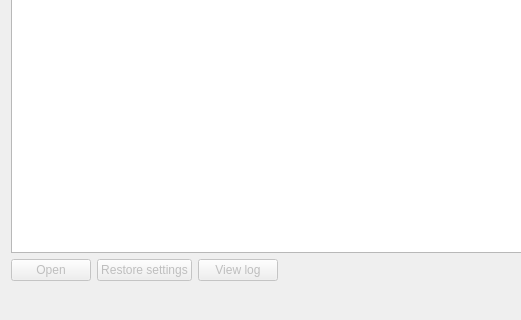
Before: the Qt Designer form dialogs/ui/history_dialog.ui in lbdudc/qgispublisher, drawn with Qt 5; both pictures show x 0 to 521 and y 200 to 520 of the 680 by 520 pixel window.
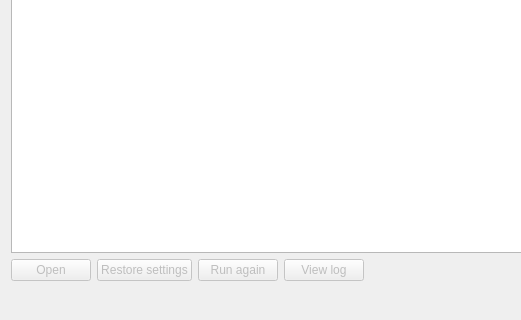
After: the same form once the commit is applied.

Patch:
```diff
--- a/dialogs/ui/history_dialog.ui
+++ b/dialogs/ui/history_dialog.ui
@@ -65,6 +65,19 @@
        </property>
       </widget>
      </item>
+     <item>
+      <widget class="QPushButton" name="runAgainButton">
+       <property name="enabled">
+        <bool>false</bool>
+       </property>
+       <property name="text">
+        <string>Run again</string>
+       </property>
+       <property name="toolTip">
+        <string>Restore this run's settings and run immediately (generate and local-deploy runs only — SSH/AWS credentials are never stored, so those only restore fields)</string>
+       </property>
+      </widget>
+     </item>
      <item>
       <widget class="QPushButton" name="viewLogButton">
        <property name="enabled">
```
